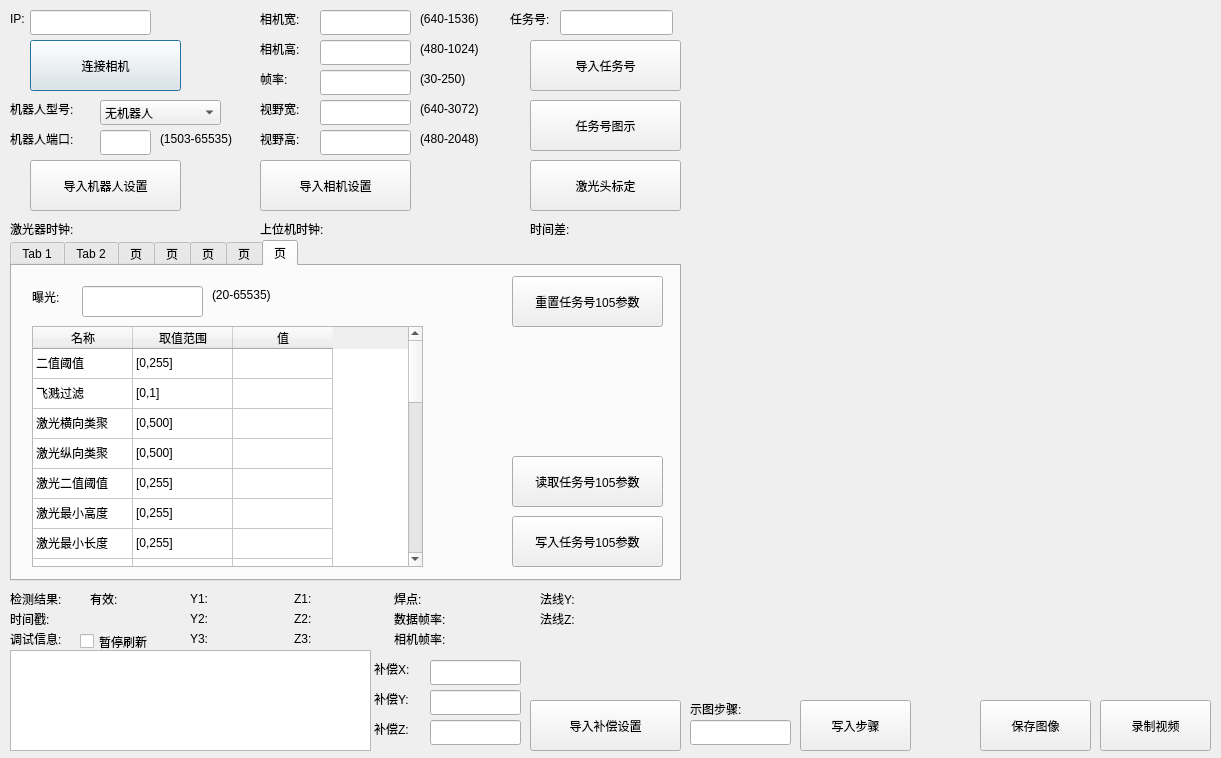
Above: qtmysunnydlg.ui from qubo188612/qtmysunny before the change. Below: the same form after it.
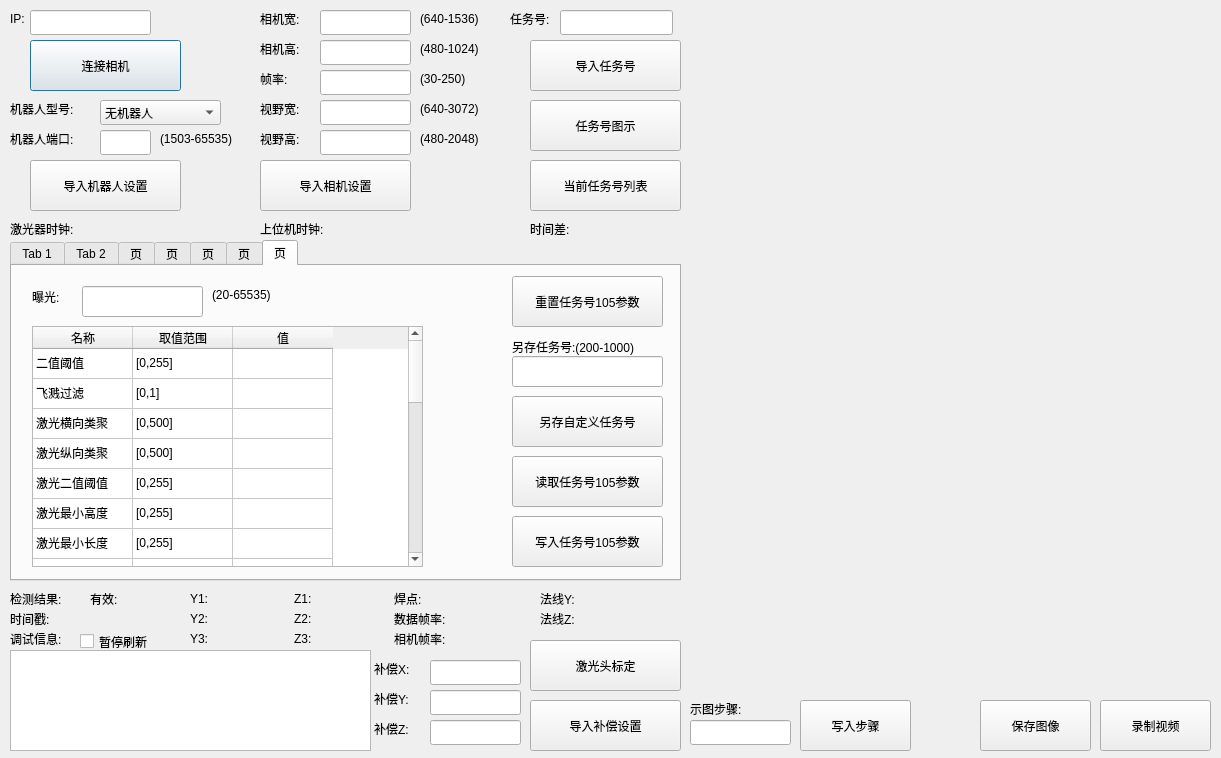
That is the form after the change. The open tabs and pages were chosen to show the change. Custom widgets are drawn as their Qt base class.

Diff of the .ui file:
```diff
--- a/qtmysunnydlg.ui
+++ b/qtmysunnydlg.ui
@@ -4326,6 +4326,42 @@
       <string>写入任务号105参数</string>
      </property>
     </widget>
+    <widget class="QLabel" name="tab7label_3">
+     <property name="geometry">
+      <rect>
+       <x>500</x>
+       <y>70</y>
+       <width>151</width>
+       <height>21</height>
+      </rect>
+     </property>
+     <property name="text">
+      <string>另存任务号:(200-1000)</string>
+     </property>
+    </widget>
+    <widget class="QLineEdit" name="alg105_othersave">
+     <property name="geometry">
+      <rect>
+       <x>500</x>
+       <y>90</y>
+       <width>151</width>
+       <height>31</height>
+      </rect>
+     </property>
+    </widget>
+    <widget class="QPushButton" name="othersaveTab7Btn">
+     <property name="geometry">
+      <rect>
+       <x>500</x>
+       <y>130</y>
+       <width>151</width>
+       <height>51</height>
+      </rect>
+     </property>
+     <property name="text">
+      <string>另存自定义任务号</string>
+     </property>
+    </widget>
    </widget>
   </widget>
   <widget class="QLabel" name="label_30">
@@ -4472,7 +4508,7 @@
    <property name="geometry">
     <rect>
      <x>530</x>
-     <y>160</y>
+     <y>640</y>
      <width>151</width>
      <height>51</height>
     </rect>
@@ -4778,17 +4814,17 @@
     <string>导入补偿设置</string>
    </property>
   </widget>
-  <widget class="QLabel" name="label_61">
+  <widget class="QPushButton" name="tasklistshowBtn">
    <property name="geometry">
     <rect>
-     <x>590</x>
-     <y>630</y>
-     <width>91</width>
-     <height>17</height>
+     <x>530</x>
+     <y>160</y>
+     <width>151</width>
+     <height>51</height>
     </rect>
    </property>
    <property name="text">
-    <string/>
+    <string>当前任务号列表</string>
    </property>
   </widget>
  </widget>
```
Left out of the diff: 182 changed lines with no effect on the pictures.
